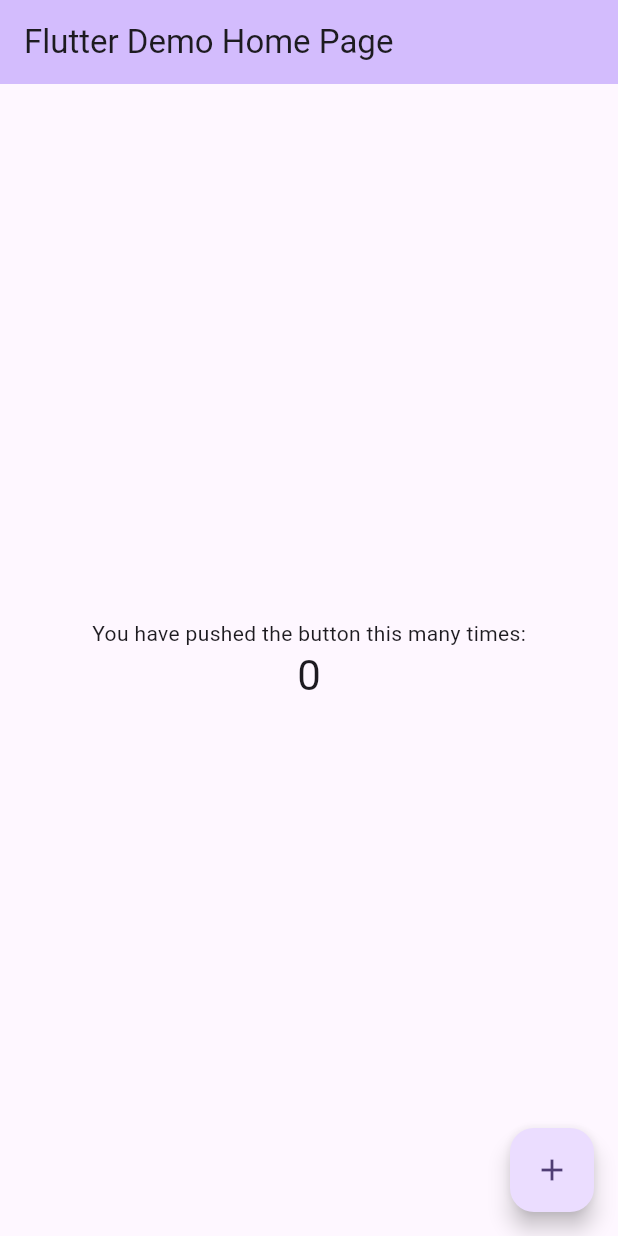
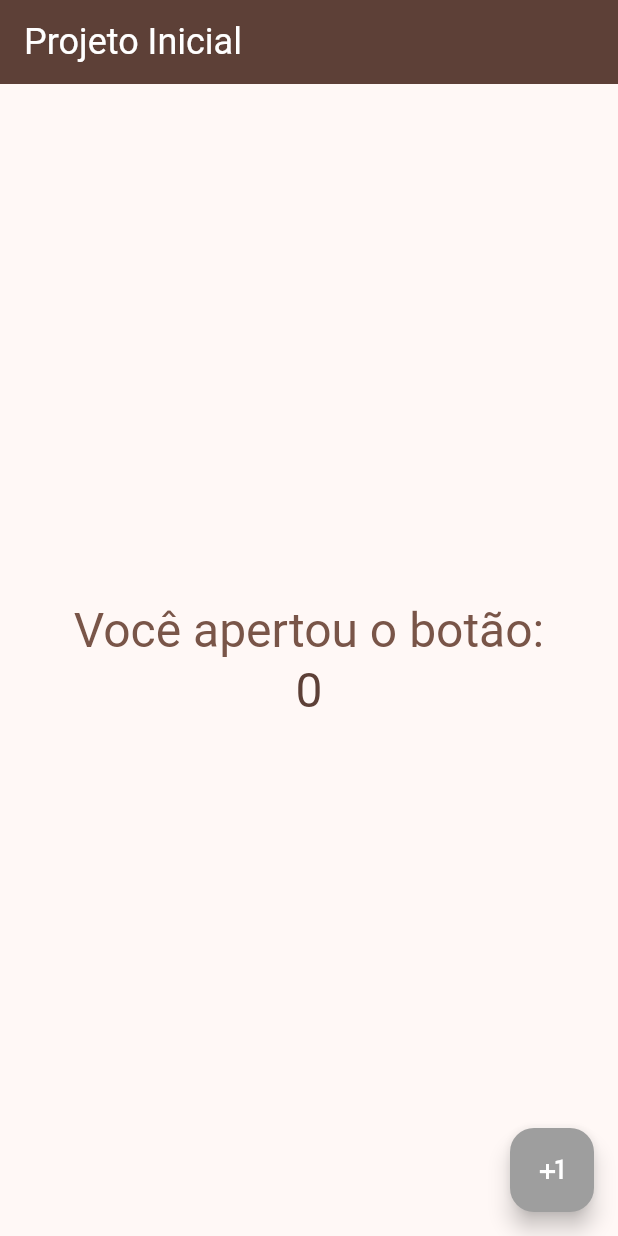
Before and after one commit to AndreFRSales/basic-flutter-create, a Flutter app: the screen it shows after launch, on a phone screen of 412 x 824 dp. Run offline on Flutter 3.47's test engine with Material 2 defaults, Android fonts, the phone set to English and light mode, and no system bars.

Commit message:
feat: change the material colors using material palette. also, changhe the readme file

```diff
--- a/basic_flutter_project/lib/main.dart
+++ b/basic_flutter_project/lib/main.dart
@@ -11,42 +11,19 @@ class MyApp extends StatelessWidget {
   @override
   Widget build(BuildContext context) {
     return MaterialApp(
-      title: 'Flutter Demo',
+      title: 'Contador de cliques',
       theme: ThemeData(
-        // This is the theme of your application.
-        //
-        // TRY THIS: Try running your application with "flutter run". You'll see
-        // the application has a blue toolbar. Then, without quitting the app,
-        // try changing the seedColor in the colorScheme below to Colors.green
-        // and then invoke "hot reload" (save your changes or press the "hot
-        // reload" button in a Flutter-supported IDE, or press "r" if you used
-        // the command line to start the app).
-        //
-        // Notice that the counter didn't reset back to zero; the application
-        // state is not lost during the reload. To reset the state, use hot
-        // restart instead.
-        //
-        // This works for code too, not just values: Most code changes can be
-        // tested with just a hot reload.
-        colorScheme: ColorScheme.fromSeed(seedColor: Colors.deepPurple),
+        colorScheme: ColorScheme.fromSeed(seedColor: const Color(0xff5D4037)),
         useMaterial3: true,
       ),
-      home: const MyHomePage(title: 'Flutter Demo Home Page'),
+      debugShowCheckedModeBanner: false,
+      home: const MyHomePage(title: 'Projeto Inicial'),
     );
   }
 }
 
 class MyHomePage extends StatefulWidget {
   const MyHomePage({super.key, required this.title});
-
-  // This widget is the home page of your application. It is stateful, meaning
-  // that it has a State object (defined below) that contains fields that affect
-  // how it looks.
-
-  // This class is the configuration for the state. It holds the values (in this
-  // case the title) provided by the parent (in this case the App widget) and
-  // used by the build method of the State. Fields in a Widget subclass are
-  // always marked "final".
 
   final String title;
 
@@ -59,58 +36,40 @@ class _MyHomePageState extends State<MyHomePage> {
 
   void _incrementCounter() {
     setState(() {
-      // This call to setState tells the Flutter framework that something has
-      // changed in this State, which causes it to rerun the build method below
-      // so that the display can reflect the updated values. If we changed
-      // _counter without calling setState(), then the build method would not be
-      // called again, and so nothing would appear to happen.
       _counter++;
     });
   }
 
   @override
   Widget build(BuildContext context) {
-    // This method is rerun every time setState is called, for instance as done
-    // by the _incrementCounter method above.
-    //
-    // The Flutter framework has been optimized to make rerunning build methods
-    // fast, so that you can just rebuild anything that needs updating rather
-    // than having to individually change instances of widgets.
     return Scaffold(
       appBar: AppBar(
-        // TRY THIS: Try changing the color here to a specific color (to
-        // Colors.amber, perhaps?) and trigger a hot reload to see the AppBar
-        // change color while the other colors stay the same.
-        backgroundColor: Theme.of(context).colorScheme.inversePrimary,
-        // Here we take the value from the MyHomePage object that was created by
-        // the App.build method, and use it to set our appbar title.
-        title: Text(widget.title),
+        backgroundColor: const Color(0xff5D4037),
+        title: Text(
+          widget.title,
+          style: Theme.of(context)
+              .textTheme
+              .headlineSmall
+              ?.copyWith(color: Colors.white),
+        ),
       ),
       body: Center(
-        // Center is a layout widget. It takes a single child and positions it
-        // in the middle of the parent.
         child: Column(
-          // Column is also a layout widget. It takes a list of children and
-          // arranges them vertically. By default, it sizes itself to fit its
-          // children horizontally, and tries to be as tall as its parent.
-          //
-          // Column has various properties to control how it sizes itself and
-          // how it positions its children. Here we use mainAxisAlignment to
-          // center the children vertically; the main axis here is the vertical
-          // axis because Columns are vertical (the cross axis would be
-          // horizontal).
-          //
-          // TRY THIS: Invoke "debug painting" (choose the "Toggle Debug Paint"
-          // action in the IDE, or press "p" in the console), to see the
-          // wireframe for each widget.
           mainAxisAlignment: MainAxisAlignment.center,
           children: <Widget>[
-            const Text(
-              'You have pushed the button this many times:',
+            Text(
+              'Você apertou o botão:',
+              style: Theme.of(context)
+                  .textTheme
+                  .headlineLarge
+                  ?.copyWith(color: const Color(0xff795548)),
             ),
             Text(
               '$_counter',
-              style: Theme.of(context).textTheme.headlineMedium,
+              style: Theme.of(context)
+                  .textTheme
+                  .headlineLarge
+                  ?.copyWith(color: const Color(0xff5D4037)),
             ),
           ],
         ),
@@ -118,8 +77,12 @@ class _MyHomePageState extends State<MyHomePage> {
       floatingActionButton: FloatingActionButton(
         onPressed: _incrementCounter,
         tooltip: 'Increment',
-        child: const Icon(Icons.add),
-      ), // This trailing comma makes auto-formatting nicer for build methods.
+        backgroundColor: const Color(0xff9E9E9E),
+        child: const Icon(
+          Icons.plus_one,
+          color: Colors.white,
+        ),
+      ),
     );
   }
 }
```
Also changed, not shown: 1 other file.
